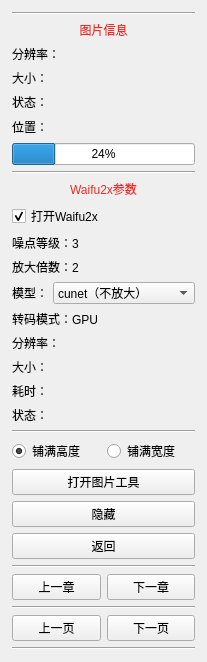
First picture: the form in ui/readimg.ui, repository tonquer/ehentai-qt, before the edit.
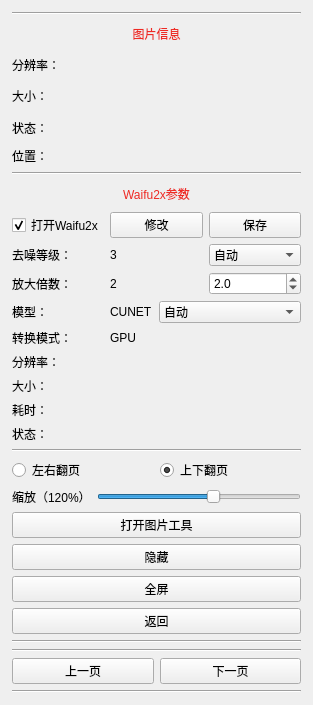
Second picture: the form after the edit.

Diff of the .ui file:
```diff
--- a/ui/readimg.ui
+++ b/ui/readimg.ui
@@ -6,8 +6,8 @@
    <rect>
     <x>0</x>
     <y>0</y>
-    <width>207</width>
-    <height>647</height>
+    <width>299</width>
+    <height>705</height>
    </rect>
   </property>
   <property name="windowTitle">
@@ -91,6 +91,9 @@
        </item>
        <item>
         <widget class="QLabel" name="resolutionLabel">
+         <property name="styleSheet">
+          <string notr="true"/>
+         </property>
          <property name="text">
           <string>分辨率：</string>
          </property>
@@ -129,13 +132,6 @@
          </property>
         </widget>
        </item>
-       <item>
-        <widget class="QProgressBar" name="progressBar">
-         <property name="value">
-          <number>24</number>
-         </property>
-        </widget>
-       </item>
        <item>
         <widget class="Line" name="line">
          <property name="orientation">
@@ -157,35 +153,75 @@
         </widget>
        </item>
        <item>
-        <widget class="QCheckBox" name="checkBox">
-         <property name="styleSheet">
-          <string notr="true"/>
-         </property>
-         <property name="text">
-          <string>打开Waifu2x</string>
-         </property>
-         <property name="checked">
-          <bool>true</bool>
-         </property>
-        </widget>
-       </item>
-       <item>
-        <widget class="QLabel" name="label_2">
-         <property name="text">
-          <string>噪点等级：3</string>
-         </property>
-        </widget>
-       </item>
-       <item>
-        <widget class="QLabel" name="label_3">
-         <property name="text">
-          <string>放大倍数：2</string>
-         </property>
-        </widget>
-       </item>
-       <item>
-        <layout class="QHBoxLayout" name="horizontalLayout_6">
-         <item>
+        <layout class="QGridLayout" name="gridLayout">
+         <item row="5" column="0">
+          <widget class="QLabel" name="resolutionWaifu">
+           <property name="text">
+            <string>分辨率：</string>
+           </property>
+          </widget>
+         </item>
+         <item row="1" column="1">
+          <layout class="QHBoxLayout" name="horizontalLayout_3">
+           <item>
+            <widget class="QLabel" name="noiseLabel">
+             <property name="text">
+              <string>3</string>
+             </property>
+            </widget>
+           </item>
+           <item>
+            <widget class="QComboBox" name="noiseBox">
+             <item>
+              <property name="text">
+               <string>自动</string>
+              </property>
+             </item>
+             <item>
+              <property name="text">
+               <string>0</string>
+              </property>
+             </item>
+             <item>
+              <property name="text">
+               <string>1</string>
+              </property>
+             </item>
+             <item>
+              <property name="text">
+               <string>2</string>
+              </property>
+             </item>
+             <item>
+              <property name="text">
+               <string>3</string>
+              </property>
+             </item>
+            </widget>
+           </item>
+          </layout>
+         </item>
+         <item row="0" column="0">
+          <widget class="QCheckBox" name="checkBox">
+           <property name="styleSheet">
+            <string notr="true"/>
+           </property>
+           <property name="text">
+            <string>打开Waifu2x</string>
+           </property>
+           <property name="checked">
+            <bool>true</bool>
+           </property>
+          </widget>
+         </item>
+         <item row="6" column="0">
+          <widget class="QLabel" name="sizeWaifu">
+           <property name="text">
+            <string>大小：</string>
+           </property>
+          </widget>
+         </item>
+         <item row="3" column="0">
           <widget class="QLabel" name="label_8">
            <property name="maximumSize">
             <size>
@@ -198,67 +234,158 @@
            </property>
           </widget>
          </item>
-         <item>
-          <widget class="QComboBox" name="modelBox">
+         <item row="2" column="0">
+          <widget class="QLabel" name="label_3">
+           <property name="text">
+            <string>放大倍数：</string>
+           </property>
+          </widget>
+         </item>
+         <item row="8" column="0">
+          <widget class="QLabel" name="stateWaifu">
+           <property name="text">
+            <string>状态：</string>
+           </property>
+          </widget>
+         </item>
+         <item row="2" column="1">
+          <layout class="QHBoxLayout" name="horizontalLayout_6">
            <item>
-            <property name="text">
-             <string extracomment="效果好，不放大">cunet（不放大）</string>
-            </property>
+            <widget class="QLabel" name="scaleLabel">
+             <property name="text">
+              <string>2</string>
+             </property>
+            </widget>
            </item>
            <item>
-            <property name="text">
-             <string extracomment="效果好，2倍放大">cunet</string>
-            </property>
+            <widget class="QDoubleSpinBox" name="scaleBox">
+             <property name="decimals">
+              <number>1</number>
+             </property>
+             <property name="maximum">
+              <double>32.000000000000000</double>
+             </property>
+             <property name="singleStep">
+              <double>0.100000000000000</double>
+             </property>
+             <property name="value">
+              <double>2.000000000000000</double>
+             </property>
+            </widget>
            </item>
+          </layout>
+         </item>
+         <item row="1" column="0">
+          <widget class="QLabel" name="label_2">
+           <property name="text">
+            <string>去噪等级：</string>
+           </property>
+          </widget>
+         </item>
+         <item row="7" column="0">
+          <widget class="QLabel" name="tickLabel">
+           <property name="text">
+            <string>耗时：</string>
+           </property>
+          </widget>
+         </item>
+         <item row="4" column="0">
+          <widget class="QLabel" name="label_9">
+           <property name="text">
+            <string>转换模式：</string>
+           </property>
+          </widget>
+         </item>
+         <item row="3" column="1">
+          <layout class="QHBoxLayout" name="horizontalLayout_8">
            <item>
-            <property name="text">
-             <string extracomment="写真，速度快，2倍放大">photo</string>
-            </property>
+            <widget class="QLabel" name="modelLabel">
+             <property name="text">
+              <string>CUNET</string>
+             </property>
+            </widget>
            </item>
            <item>
-            <property name="text">
-             <string extracomment="动漫，速度快，2倍放大">anime_style_art_rgb</string>
-            </property>
+            <widget class="QComboBox" name="modelBox">
+             <item>
+              <property name="text">
+               <string>自动</string>
+              </property>
+             </item>
+             <item>
+              <property name="text">
+               <string>cunet</string>
+              </property>
+             </item>
+             <item>
+              <property name="text">
+               <string>photo</string>
+              </property>
+             </item>
+             <item>
+              <property name="text">
+               <string>anime_style_art_rgb</string>
+              </property>
+             </item>
+            </widget>
            </item>
+          </layout>
+         </item>
+         <item row="4" column="1">
+          <widget class="QLabel" name="gpuLabel">
+           <property name="text">
+            <string>GPU</string>
+           </property>
           </widget>
          </item>
+         <item row="5" column="1">
+          <widget class="QLabel" name="waifu2xRes">
+           <property name="text">
+            <string/>
+           </property>
+          </widget>
+         </item>
+         <item row="6" column="1">
+          <widget class="QLabel" name="waifu2xSize">
+           <property name="text">
+            <string/>
+           </property>
+          </widget>
+         </item>
+         <item row="7" column="1">
+          <widget class="QLabel" name="waifu2xTick">
+           <property name="text">
+            <string/>
+           </property>
+          </widget>
+         </item>
+         <item row="8" column="1">
+          <widget class="QLabel" name="waifu2xStatus">
+           <property name="text">
+            <string/>
+           </property>
+          </widget>
+         </item>
+         <item row="0" column="1">
+          <layout class="QHBoxLayout" name="horizontalLayout_9">
+           <item>
+            <widget class="QPushButton" name="waifu2xSave">
+             <property name="text">
+              <string>修改</string>
+             </property>
+            </widget>
+           </item>
+           <item>
+            <widget class="QPushButton" name="waifu2xCancle">
+             <property name="text">
+              <string>保存</string>
+             </property>
+            </widget>
+           </item>
+          </layout>
+         </item>
         </layout>
        </item>
-       <item>
-        <widget class="QLabel" name="label_9">
-         <property name="text">
-          <string>转码模式：GPU</string>
-         </property>
-        </widget>
-       </item>
-       <item>
-        <widget class="QLabel" name="resolutionWaifu">
-         <property name="text">
-          <string>分辨率：</string>
-         </property>
-        </widget>
-       </item>
-       <item>
-        <widget class="QLabel" name="sizeWaifu">
-         <property name="text">
-          <string>大小：</string>
-         </property>
-        </widget>
-       </item>
-       <item>
-        <widget class="QLabel" name="tickLabel">
-         <property name="text">
-          <string>耗时：</string>
-         </property>
-        </widget>
-       </item>
-       <item>
-        <widget class="QLabel" name="stateWaifu">
-         <property name="text">
-          <string>状态：</string>
-         </property>
-        </widget>
-       </item>
        <item>
         <widget class="Line" name="line_2">
          <property name="orientation">
@@ -271,10 +398,10 @@
          <item>
           <widget class="QRadioButton" name="radioButton">
            <property name="text">
-            <string>铺满高度</string>
+            <string>左右翻页</string>
            </property>
            <property name="checked">
-            <bool>true</bool>
+            <bool>false</bool>
            </property>
            <attribute name="buttonGroup">
             <string notr="true">buttonGroup</string>
@@ -284,7 +411,10 @@
          <item>
           <widget class="QRadioButton" name="radioButton_2">
            <property name="text">
-            <string>铺满宽度</string>
+            <string>上下翻页</string>
+           </property>
+           <property name="checked">
+            <bool>true</bool>
            </property>
            <attribute name="buttonGroup">
             <string notr="true">buttonGroup</string>
@@ -293,8 +423,44 @@
          </item>
         </layout>
        </item>
+       <item>
+        <layout class="QHBoxLayout" name="horizontalLayout_10">
+         <item>
+          <widget class="QLabel" name="zoomLabel">
+           <property name="text">
+            <string>缩放（120%）</string>
+           </property>
+          </widget>
+         </item>
+         <item>
+          <widget class="QSlider" name="zoomSlider">
+           <property name="styleSheet">
+            <string notr="true"/>
+           </property>
+           <property name="minimum">
+            <number>10</number>
+           </property>
+           <property name="maximum">
+            <number>200</number>
+           </property>
+           <property name="singleStep">
+            <number>10</number>
+           </property>
+           <property name="value">
+            <number>120</number>
+           </property>
+           <property name="orientation">
+            <enum>Qt::Horizontal</enum>
+           </property>
+          </widget>
+         </item>
+        </layout>
+       </item>
        <item>
         <widget class="QPushButton" name="copyButton">
+         <property name="styleSheet">
+          <string notr="true"/>
+         </property>
          <property name="text">
           <string>打开图片工具</string>
          </property>
@@ -307,6 +473,13 @@
          </property>
         </widget>
        </item>
+       <item>
+        <widget class="QPushButton" name="fullButton">
+         <property name="text">
+          <string>全屏</string>
+         </property>
+        </widget>
+       </item>
        <item>
         <widget class="QPushButton" name="returePage">
          <property name="minimumSize">
@@ -336,24 +509,6 @@
        <item>
         <layout class="QHBoxLayout" name="horizontalLayout_7"/>
        </item>
-       <item>
-        <layout class="QHBoxLayout" name="horizontalLayout_5">
-         <item>
-          <widget class="QPushButton" name="pushButton_4">
-           <property name="text">
-            <string>上一章</string>
-           </property>
-          </widget>
-         </item>
-         <item>
-          <widget class="QPushButton" name="pushButton_5">
-           <property name="text">
-            <string>下一章</string>
-           </property>
-          </widget>
-         </item>
-        </layout>
-       </item>
        <item>
         <widget class="Line" name="line_7">
          <property name="orientation">
```
Left out of the diff: 148 changed lines with no effect on the pictures.
